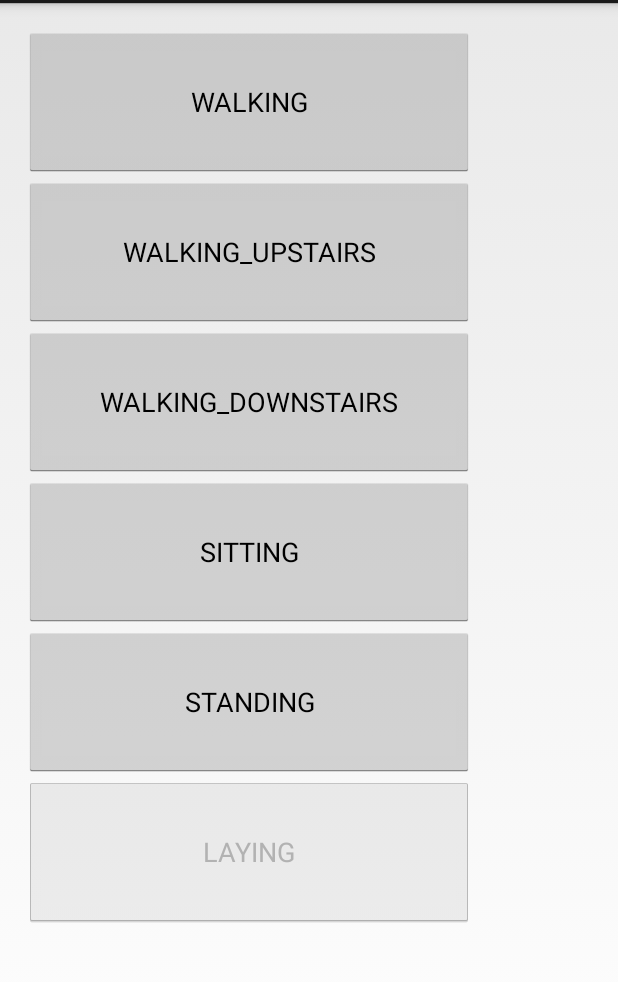
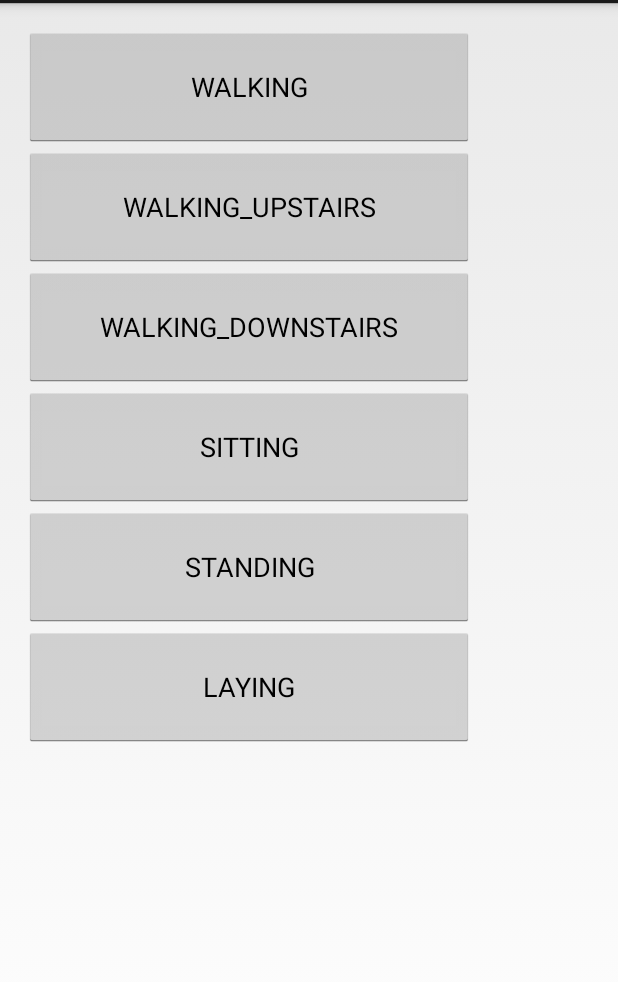
Before and after one commit to nutsiepully/rollingphones, an Android app: the screen it shows after launch (MainActivity), on a phone screen of 412 x 824 dp, the part 69-1051 px from its top. Run offline under Robolectric (Android 15) with nearby library versions, the phone set to English and light mode, and no system bars.

Commit message:
Adding fix to show up all the buttons.

```diff
--- a/sensorScraperProject/sensorScraper/src/main/res/layout/activity_main.xml
+++ b/sensorScraperProject/sensorScraper/src/main/res/layout/activity_main.xml
@@ -13,7 +13,7 @@
     <Button
         android:id="@+id/walkingButton"
         android:layout_width="300dp"
-        android:layout_height="100dp"
+        android:layout_height="80dp"
         android:onClick="startStopClick"
         android:text="WALKING"
         />
@@ -21,7 +21,7 @@
     <Button
         android:id="@+id/walkingUpstairsButton"
         android:layout_width="300dp"
-        android:layout_height="100dp"
+        android:layout_height="80dp"
         android:onClick="startStopClick"
         android:text="WALKING_UPSTAIRS"
         />
@@ -29,7 +29,7 @@
     <Button
         android:id="@+id/walkingDownstairsButton"
         android:layout_width="300dp"
-        android:layout_height="100dp"
+        android:layout_height="80dp"
         android:onClick="startStopClick"
         android:text="WALKING_DOWNSTAIRS"
         />
@@ -37,7 +37,7 @@
     <Button
         android:id="@+id/sittingButton"
         android:layout_width="300dp"
-        android:layout_height="100dp"
+        android:layout_height="80dp"
         android:onClick="startStopClick"
         android:text="SITTING"
         />
@@ -45,7 +45,7 @@
     <Button
         android:id="@+id/standingButton"
         android:layout_width="300dp"
-        android:layout_height="100dp"
+        android:layout_height="80dp"
         android:onClick="startStopClick"
         android:text="STANDING"
         />
@@ -53,9 +53,8 @@
     <Button
         android:id="@+id/layingButton"
         android:layout_width="300dp"
-        android:layout_height="100dp"
+        android:layout_height="80dp"
         android:onClick="startStopClick"
-        android:enabled="false"
         android:text="LAYING"
         />
 
```
